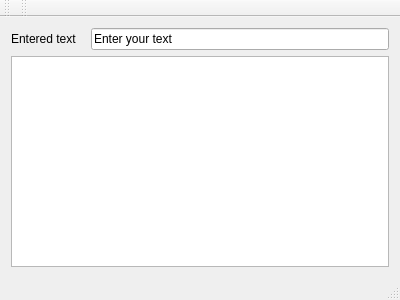
PaulMaxAvalosAguilar/QTSQLGenerator, file GeneradorBaseDatos/mainwindow.ui: the form before one commit.
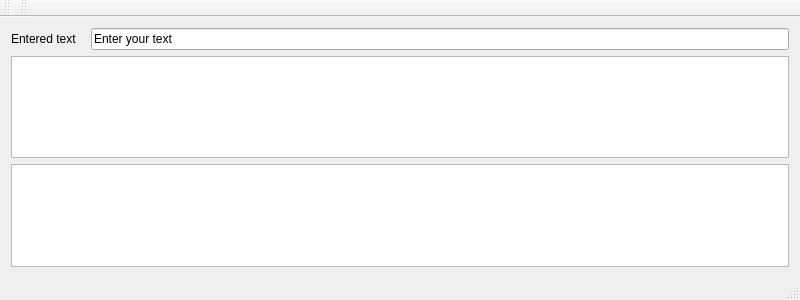
The form after the commit.

What changed in the file:
```diff
--- a/GeneradorBaseDatos/mainwindow.ui
+++ b/GeneradorBaseDatos/mainwindow.ui
@@ -6,7 +6,7 @@
    <rect>
     <x>0</x>
     <y>0</y>
-    <width>400</width>
+    <width>800</width>
     <height>300</height>
    </rect>
   </property>
@@ -45,6 +45,9 @@
     <item>
      <widget class="QTextBrowser" name="textBrowser"/>
     </item>
+    <item>
+     <widget class="QTextBrowser" name="textBrowser_2"/>
+    </item>
    </layout>
   </widget>
   <widget class="QMenuBar" name="menuBar">
```
Left out of the diff: 2 changed lines with no effect on the pictures.
